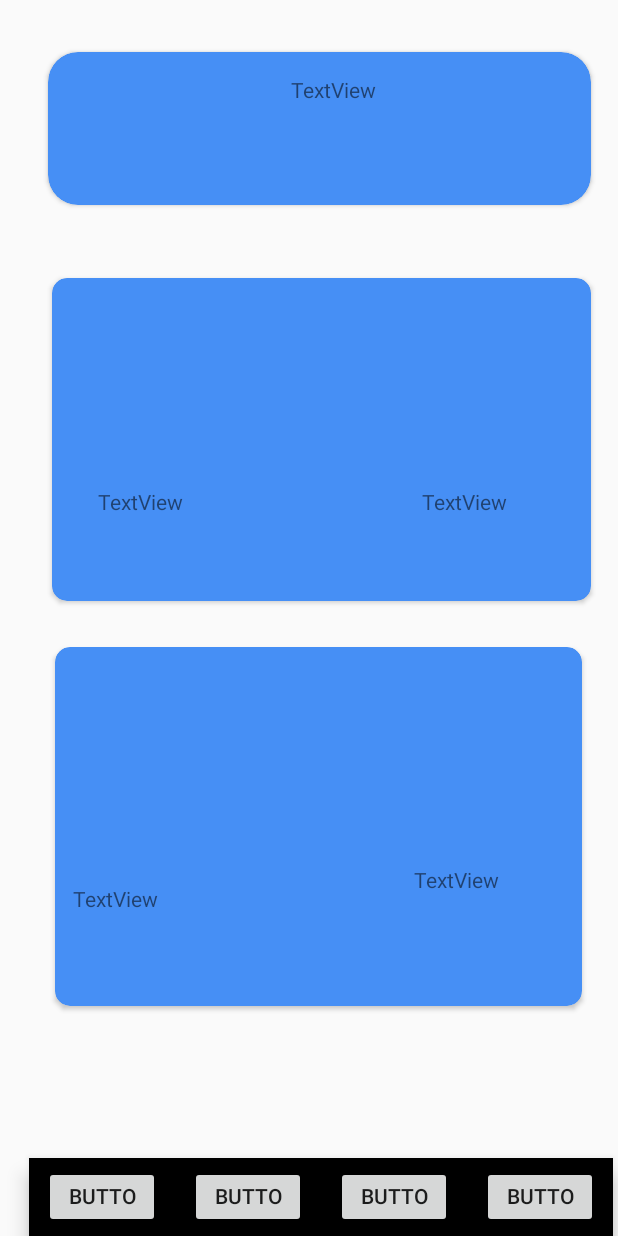
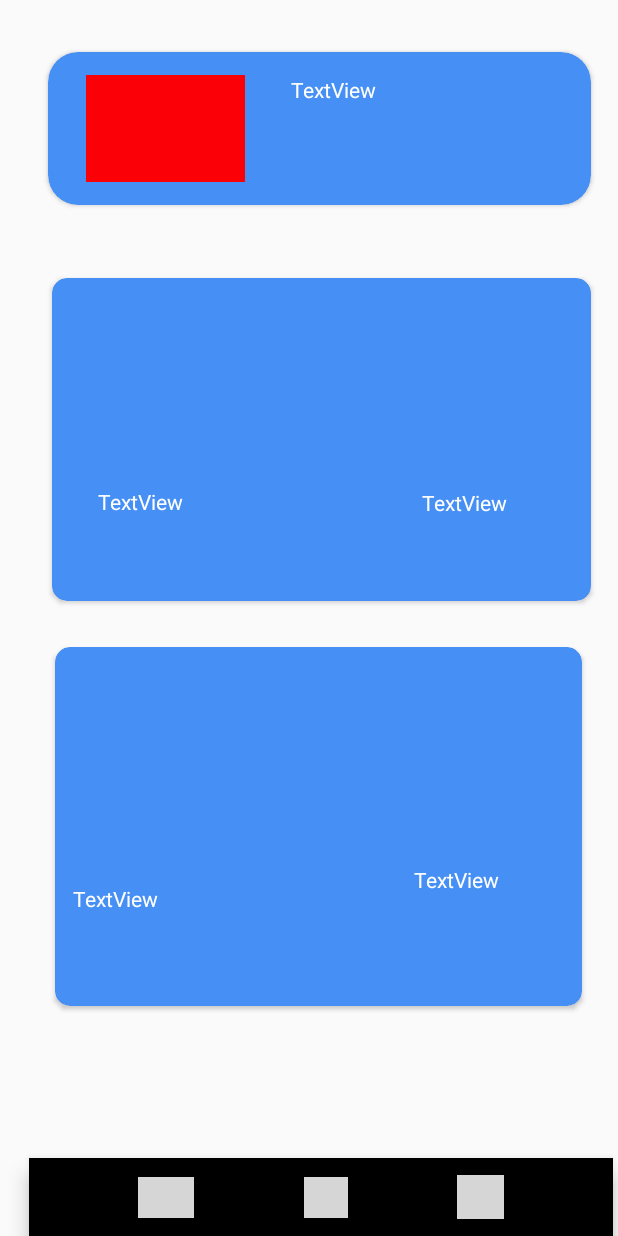
Before and after one commit to matt9080/Gapt2019, an Android app: the screen it shows after launch (MainActivity), on a phone screen of 412 x 824 dp. Run offline under Robolectric (Android 15) with nearby library versions, the phone set to English and light mode, and no system bars; grey boxes are pictures that could not be loaded.

Commit message:
Updates to the UI.
Added icons to the toolbar - then resized them to smaller size.

Went over some contraints.

Image in home screen is red to verify that images appear the rest dont appear cause for some reasons android studios stock photos arent wokring.

Changed text color to white

```diff
--- a/app/src/main/res/layout/home_view.xml
+++ b/app/src/main/res/layout/home_view.xml
@@ -22,55 +22,49 @@
         app:layout_constraintTop_toTopOf="parent"
         app:layout_constraintVertical_bias="1.0" >
 
-        <LinearLayout
+        <android.support.constraint.ConstraintLayout
             android:layout_width="match_parent"
-            android:layout_height="match_parent"
-            android:orientation="horizontal">
+            android:layout_height="match_parent">
 
             <Button
-                android:id="@+id/button4"
-                android:layout_width="wrap_content"
-                android:layout_height="wrap_content"
-                android:layout_marginLeft="10dp"
-                android:layout_marginTop="5dp"
-                android:layout_marginRight="10dp"
-                android:layout_marginBottom="5dp"
-                android:layout_weight="1"
-                android:text="Button" />
+                android:id="@+id/button9"
+                android:layout_width="31dp"
+                android:layout_height="29dp"
+                android:layout_marginTop="6dp"
+                android:layout_marginBottom="6dp"
+                android:background="@drawable/profile_icon"
+                app:layout_constraintBottom_toBottomOf="parent"
+                app:layout_constraintEnd_toEndOf="parent"
+                app:layout_constraintHorizontal_bias="0.5"
+                app:layout_constraintStart_toEndOf="@+id/button8"
+                app:layout_constraintTop_toTopOf="parent" />
 
             <Button
-                android:id="@+id/button3"
-                android:layout_width="wrap_content"
-                android:layout_height="wrap_content"
-                android:layout_marginLeft="10dp"
-                android:layout_marginTop="5dp"
-                android:layout_marginRight="10dp"
-                android:layout_marginBottom="5dp"
-                android:layout_weight="1"
-                android:text="Button" />
+                android:id="@+id/button8"
+                android:layout_width="29dp"
+                android:layout_height="27dp"
+                android:layout_marginTop="7dp"
+                android:layout_marginBottom="7dp"
+                android:background="@drawable/lessonplans"
+                app:layout_constraintBottom_toBottomOf="parent"
+                app:layout_constraintEnd_toStartOf="@+id/button9"
+                app:layout_constraintHorizontal_bias="0.5"
+                app:layout_constraintStart_toEndOf="@+id/button7"
+                app:layout_constraintTop_toTopOf="parent" />
 
             <Button
-                android:id="@+id/button2"
-                android:layout_width="wrap_content"
-                android:layout_height="wrap_content"
-                android:layout_marginLeft="10dp"
-                android:layout_marginTop="5dp"
-                android:layout_marginRight="10dp"
-                android:layout_marginBottom="5dp"
-                android:layout_weight="1"
-                android:text="Button" />
-
-            <Button
-                android:id="@+id/button"
-                android:layout_width="wrap_content"
-                android:layout_height="wrap_content"
-                android:layout_marginLeft="10dp"
-                android:layout_marginTop="5dp"
-                android:layout_marginRight="10dp"
-                android:layout_marginBottom="5dp"
-                android:layout_weight="1"
-                android:text="Button" />
-        </LinearLayout>
+                android:id="@+id/button7"
+                android:layout_width="37dp"
+                android:layout_height="27dp"
+                android:layout_marginTop="7dp"
+                android:layout_marginBottom="7dp"
+                android:background="@drawable/home"
+                app:layout_constraintBottom_toBottomOf="parent"
+                app:layout_constraintEnd_toStartOf="@+id/button8"
+                app:layout_constraintHorizontal_bias="0.5"
+                app:layout_constraintStart_toStartOf="parent"
+                app:layout_constraintTop_toTopOf="parent" />
+        </android.support.constraint.ConstraintLayout>
     </android.support.design.widget.BottomNavigationView>
 
     <ScrollView
@@ -145,6 +139,7 @@
                         android:layout_marginRight="156dp"
                         android:layout_marginBottom="11dp"
                         android:text="TextView"
+                        android:textColor="@android:color/white"
                         app:layout_constraintBottom_toBottomOf="parent"
                         app:layout_constraintEnd_toEndOf="parent"
                         app:layout_constraintHorizontal_bias="0.15"
@@ -155,7 +150,7 @@
                     <TextView
                         android:id="@+id/textView4"
                         android:layout_width="85dp"
-                        android:layout_height="54dp"
+                        android:layout_height="53dp"
                         android:layout_marginStart="241dp"
                         android:layout_marginLeft="241dp"
                         android:layout_marginTop="129dp"
@@ -163,6 +158,7 @@
                         android:layout_marginRight="22dp"
                         android:layout_marginBottom="12dp"
                         android:text="TextView"
+                        android:textColor="@android:color/white"
                         app:layout_constraintBottom_toBottomOf="parent"
                         app:layout_constraintEnd_toEndOf="parent"
                         app:layout_constraintStart_toStartOf="parent"
@@ -221,6 +217,7 @@
                         android:layout_marginRight="252dp"
                         android:layout_marginBottom="11dp"
                         android:text="TextView"
+                        android:textColor="@android:color/white"
                         app:layout_constraintBottom_toBottomOf="parent"
                         app:layout_constraintEnd_toEndOf="parent"
                         app:layout_constraintStart_toStartOf="parent"
@@ -237,6 +234,7 @@
                         android:layout_marginRight="10dp"
                         android:layout_marginBottom="29dp"
                         android:text="TextView"
+                        android:textColor="@android:color/white"
                         app:layout_constraintBottom_toBottomOf="parent"
                         app:layout_constraintEnd_toEndOf="parent"
                         app:layout_constraintHorizontal_bias="1.0"
@@ -274,8 +272,8 @@
 
                     <ImageView
                         android:id="@+id/imageView10"
-                        android:layout_width="wrap_content"
-                        android:layout_height="wrap_content"
+                        android:layout_width="106dp"
+                        android:layout_height="71dp"
                         android:layout_marginStart="4dp"
                         android:layout_marginLeft="4dp"
                         android:layout_marginEnd="210dp"
@@ -284,7 +282,8 @@
                         app:layout_constraintEnd_toEndOf="parent"
                         app:layout_constraintStart_toStartOf="parent"
                         app:layout_constraintTop_toTopOf="parent"
-                        tools:srcCompat="@tools:sample/avatars" />
+                        app:srcCompat="@color/colorAccent"
+                        tools:srcCompat="@color/colorAccent" />
 
                     <TextView
                         android:id="@+id/textView12"
@@ -297,6 +296,7 @@
                         android:layout_marginRight="5dp"
                         android:layout_marginBottom="4dp"
                         android:text="TextView"
+                        android:textColor="@android:color/white"
                         app:layout_constraintBottom_toBottomOf="parent"
                         app:layout_constraintEnd_toEndOf="parent"
                         app:layout_constraintStart_toStartOf="parent"
--- a/app/src/main/res/layout/next.xml
+++ /dev/null
@@ -1,6 +0,0 @@
-<?xml version="1.0" encoding="utf-8"?>
-<android.support.constraint.ConstraintLayout
-    xmlns:android="http://schemas.android.com/apk/res/android" android:layout_width="match_parent"
-    android:layout_height="match_parent">
-
-</android.support.constraint.ConstraintLayout>
--- a/app/src/main/res/values/colors.xml
+++ b/app/src/main/res/values/colors.xml
@@ -2,5 +2,5 @@
 <resources>
     <color name="colorPrimary">#008577</color>
     <color name="colorPrimaryDark">#00574B</color>
-    <color name="colorAccent">#8291FF</color>
+    <color name="colorAccent">#fc0008</color>
 </resources>
```
Also changed, not shown: app/src/main/res/layout/lesson_view.xml (+49 -43 lines), app/src/main/res/layout/profile_view.xml (+43 -43 lines), app/src/main/res/layout/s.xml (deleted, +0 -242 lines), app/src/main/res/layout/search_view.xml (+39 -42 lines), app/src/main/res/drawable/logo.png (renamed from app/src/main/res/drawable/Logo.png).
